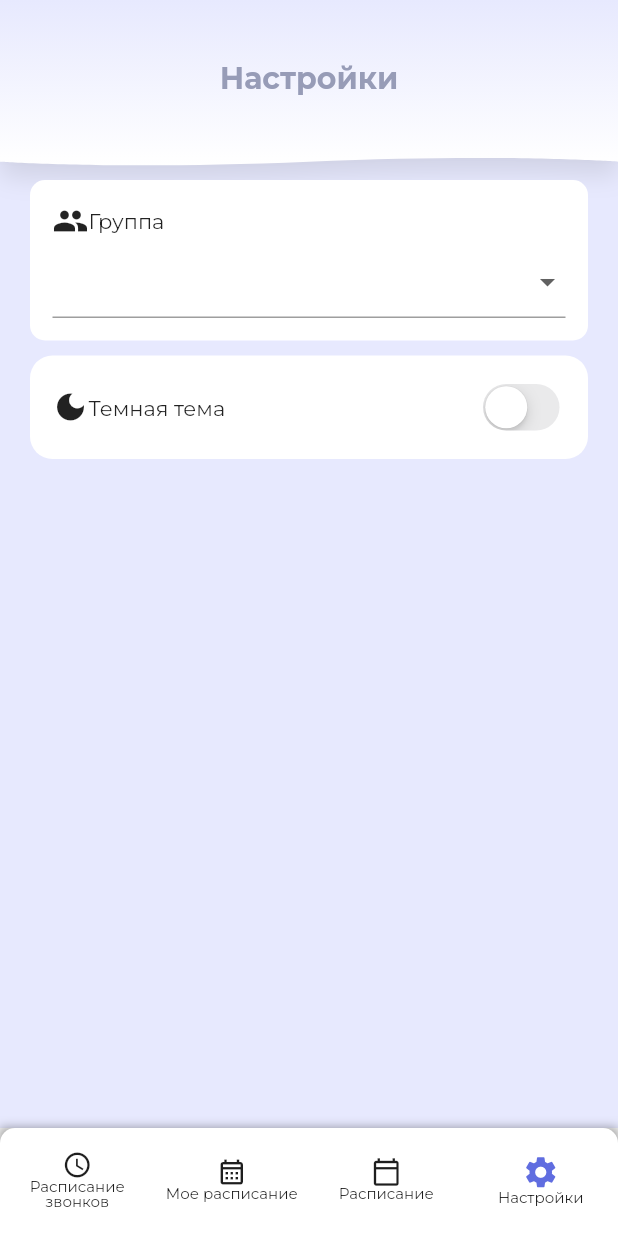
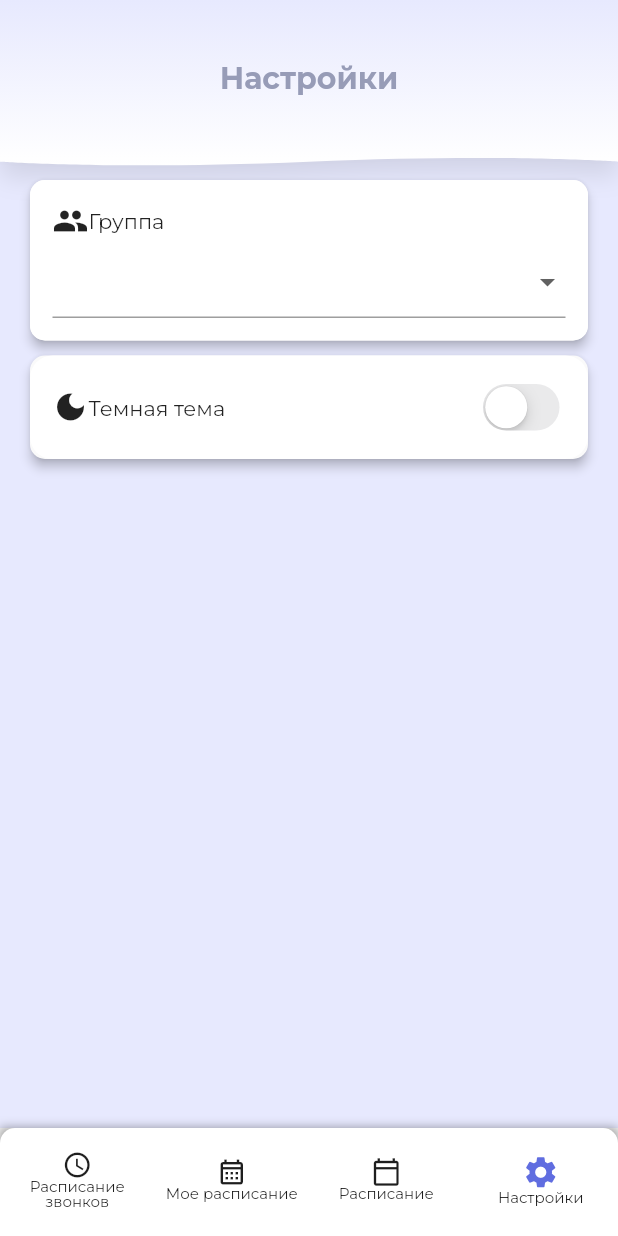
Before and after one commit to 0chuhh/scheddule_mobile, a Flutter app: the screen it shows after launch, item 4 of the bottom bar chosen, on a phone screen of 412 x 824 dp. Run offline on Flutter 3.47's test engine with Material 2 defaults, Android fonts, the phone set to English and light mode, and no system bars; our stand-ins replace gap, table_calendar, timelines.

Commit message:
feat: изменение стилизации карточек в настройках

```diff
--- a/lib/screens/settings_screen.dart
+++ b/lib/screens/settings_screen.dart
@@ -20,7 +20,9 @@ class _SettingsScreenState extends State<SettingsScreen> {
     return Scaffold(
       resizeToAvoidBottomInset: false,
       backgroundColor: Styles.bgColor,
-      body: Column(
+      body: Container(
+        width: double.infinity,
+        child: Column(
           children: [
             // AppBar
             Stack(children: <Widget>[
@@ -34,7 +36,9 @@ class _SettingsScreenState extends State<SettingsScreen> {
                     'Настройки',
                     textAlign: TextAlign.center,
                     style: TextStyle(
-                      color: Color(0xFF979CB7), fontSize: 20, fontWeight: FontWeight.w800),
+                        color: Color(0xFF979CB7),
+                        fontSize: 20,
+                        fontWeight: FontWeight.w800),
                   ),
                 ),
               ),
@@ -43,10 +47,13 @@ class _SettingsScreenState extends State<SettingsScreen> {
               padding: const EdgeInsets.symmetric(vertical: 10, horizontal: 20),
               child: Column(
                 children: [
-                Container(
-                  width: MediaQuery.of(context).size.width,
+                  Material(
+                    elevation: 3,
+                    borderRadius: const BorderRadius.all(Radius.circular(10.0)),
+                    child: Container(
                       decoration: const BoxDecoration(
-                      color: Colors.white, borderRadius: BorderRadius.all(Radius.circular(10.0))),
+                          color: Colors.white,
+                          borderRadius: BorderRadius.all(Radius.circular(10.0))),
                       child: Padding(
                         padding: const EdgeInsets.all(15),
                         child: Column(
@@ -54,10 +61,8 @@ class _SettingsScreenState extends State<SettingsScreen> {
                             Row(
                               children: const [Icon(Icons.group), Text('Группа')],
                             ),
-                        Gap(5),
+                            const Gap(5),
                             DropdownButtonFormField(
-                          focusColor: Styles.accentColor,
-                            borderRadius: const BorderRadius.all(Radius.circular(10.0)),
                               items: groups.map((e) {
                                 return DropdownMenuItem(
                                   value: e,
@@ -69,20 +74,26 @@ class _SettingsScreenState extends State<SettingsScreen> {
                         ),
                       ),
                     ),
+                  ),
                   const Gap(10),
-                Container(
+                  // Theme
+                  Material(
+                    elevation: 3,
+                    borderRadius: const BorderRadius.all(Radius.circular(10.0)),
+                    child: Container(
                       width: MediaQuery.of(context).size.width,
                       decoration: const BoxDecoration(
-                      color: Colors.white, borderRadius: BorderRadius.all(Radius.circular(15.0))),
+                          color: Colors.white,
+                          borderRadius: BorderRadius.all(Radius.circular(15.0))),
                       child: Padding(
                         padding: const EdgeInsets.all(15),
                         child: Column(
                           children: [
                             Row(
                               children: [
-                            Icon(Icons.dark_mode),
-                            Text('Темная тема'),
-                            Spacer(),
+                                const Icon(Icons.dark_mode),
+                                const Text('Темная тема'),
+                                const Spacer(),
                                 CupertinoSwitch(
                                     activeColor: Styles.primaryColor,
                                     value: selectedTheme,
@@ -95,11 +106,13 @@ class _SettingsScreenState extends State<SettingsScreen> {
                         ),
                       ),
                     ),
+                  ),
                 ],
               ),
             )
           ],
         ),
+      ),
     );
   }
 }
```
Lines whose indentation alone changed are shown as unchanged.
